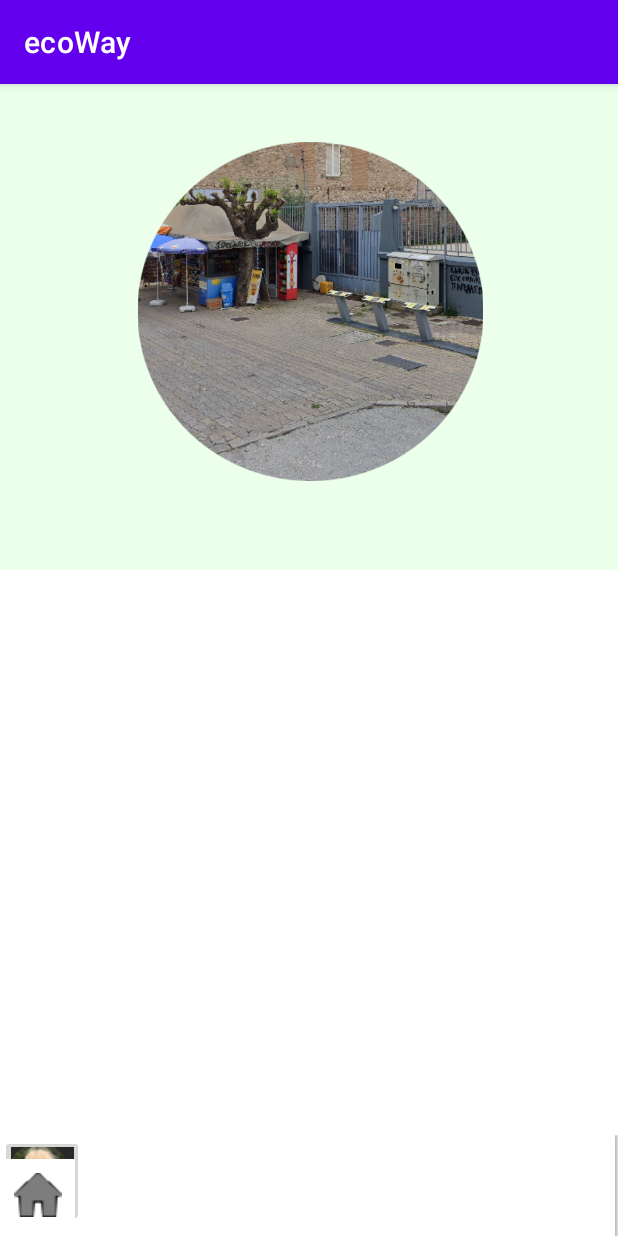
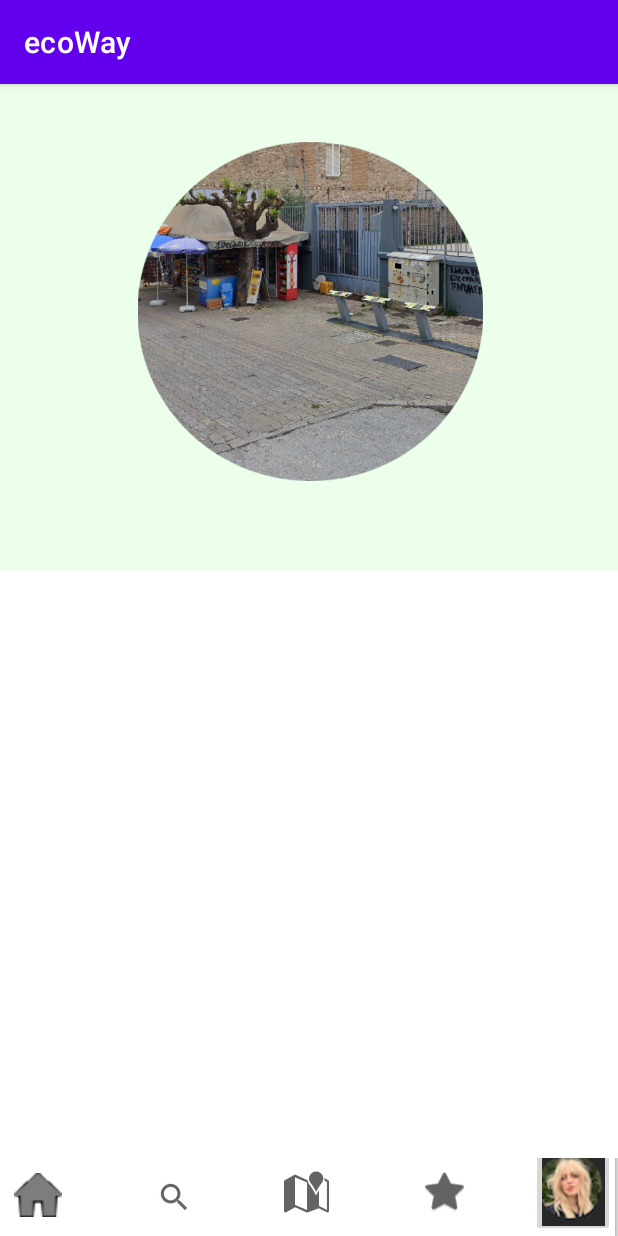
Before and after one commit to ecoWaySE2021/ecoWay, an Android app: the screen it shows after launch (MainActivity), on a phone screen of 412 x 824 dp. Run offline under Robolectric (Android 15) with nearby library versions, the phone set to English and light mode, and no system bars.

Commit message:
updated files

```diff
--- a/app/src/main/res/layout/activity_main.xml
+++ b/app/src/main/res/layout/activity_main.xml
@@ -61,19 +61,26 @@
             android:background="@color/white"
             android:tint="#636363"
             app:layout_constraintBottom_toBottomOf="parent"
-            app:srcCompat="?android:attr/actionModeWebSearchDrawable"
-            tools:layout_editor_absoluteX="88dp" />
+            app:layout_constraintEnd_toEndOf="@+id/bottomAppBar"
+            app:layout_constraintHorizontal_bias="0.127"
+            app:layout_constraintStart_toEndOf="@+id/imageButton"
+            app:layout_constraintTop_toTopOf="@+id/imageButton"
+            app:layout_constraintVertical_bias="1.0"
+            app:srcCompat="?android:attr/actionModeWebSearchDrawable" />
 
         <ImageButton
             android:id="@+id/imageButton4"
             android:layout_width="64dp"
             android:layout_height="43dp"
-            android:layout_marginBottom="4dp"
             android:background="@color/white"
             android:tint="#636363"
-            app:layout_constraintBottom_toBottomOf="parent"
-            app:srcCompat="@android:drawable/ic_dialog_map"
-            tools:layout_editor_absoluteX="172dp" />
+            app:layout_constraintBottom_toBottomOf="@+id/imageButton5"
+            app:layout_constraintEnd_toEndOf="@+id/bottomAppBar"
+            app:layout_constraintHorizontal_bias="0.147"
+            app:layout_constraintStart_toEndOf="@+id/imageButton3"
+            app:layout_constraintTop_toTopOf="@+id/imageButton5"
+            app:layout_constraintVertical_bias="0.555"
+            app:srcCompat="@android:drawable/ic_dialog_map" />
 
         <ImageButton
             android:id="@+id/imageButton5"
@@ -81,27 +88,36 @@
             android:layout_height="61dp"
             android:background="@color/white"
             android:tint="#636363"
-            app:layout_constraintBottom_toBottomOf="parent"
-            app:srcCompat="@android:drawable/btn_star"
-            tools:layout_editor_absoluteX="264dp" />
+            app:layout_constraintBottom_toBottomOf="@+id/imageButton2"
+            app:layout_constraintEnd_toStartOf="@+id/imageButton2"
+            app:layout_constraintStart_toEndOf="@+id/imageButton4"
+            app:layout_constraintTop_toTopOf="@+id/imageButton2"
+            app:srcCompat="@android:drawable/btn_star" />
 
         <ImageButton
             android:id="@+id/imageButton2"
             android:layout_width="56dp"
             android:layout_height="61dp"
-            app:srcCompat="@drawable/screenshot_at_apr_20_18_50_17"
-            tools:layout_editor_absoluteX="354dp"
-            tools:layout_editor_absoluteY="98dp" />
+            app:layout_constraintBottom_toBottomOf="@+id/bottomAppBar"
+            app:layout_constraintEnd_toEndOf="@+id/bottomAppBar"
+            app:layout_constraintHorizontal_bias="1.0"
+            app:layout_constraintStart_toEndOf="@+id/imageButton4"
+            app:layout_constraintTop_toTopOf="@+id/bottomAppBar"
+            app:layout_constraintVertical_bias="1.0"
+            app:srcCompat="@drawable/screenshot_at_apr_20_18_50_17" />
 
         <ImageButton
             android:id="@+id/imageButton"
             android:layout_width="50dp"
             android:layout_height="47dp"
-            android:layout_marginBottom="4dp"
             android:background="@color/white"
             app:layout_constraintBottom_toBottomOf="@+id/bottomAppBar"
-            app:srcCompat="@drawable/spitaki"
-            tools:layout_editor_absoluteX="0dp" />
+            app:layout_constraintEnd_toEndOf="@+id/bottomAppBar"
+            app:layout_constraintHorizontal_bias="0.0"
+            app:layout_constraintStart_toStartOf="@+id/bottomAppBar"
+            app:layout_constraintTop_toTopOf="@+id/imageButton4"
+            app:layout_constraintVertical_bias="0.0"
+            app:srcCompat="@drawable/spitaki" />
 
     </androidx.constraintlayout.widget.ConstraintLayout>
 
```
Also changed, not shown: app/src/main/res/drawable/spitaki.jpg (deleted).
